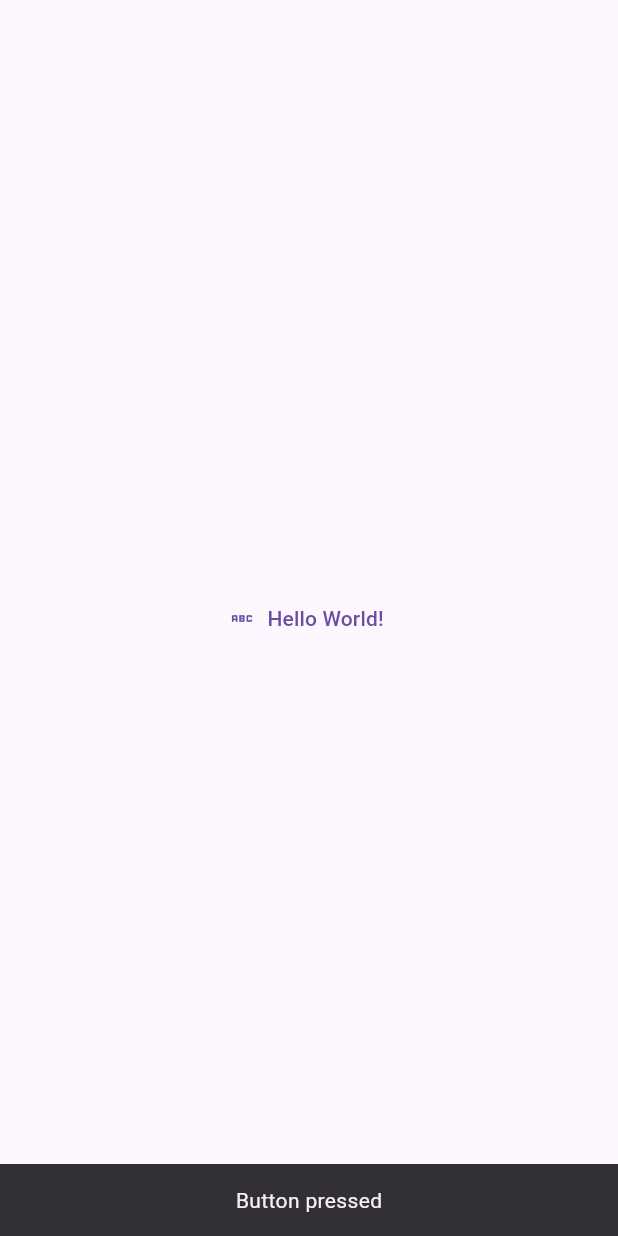
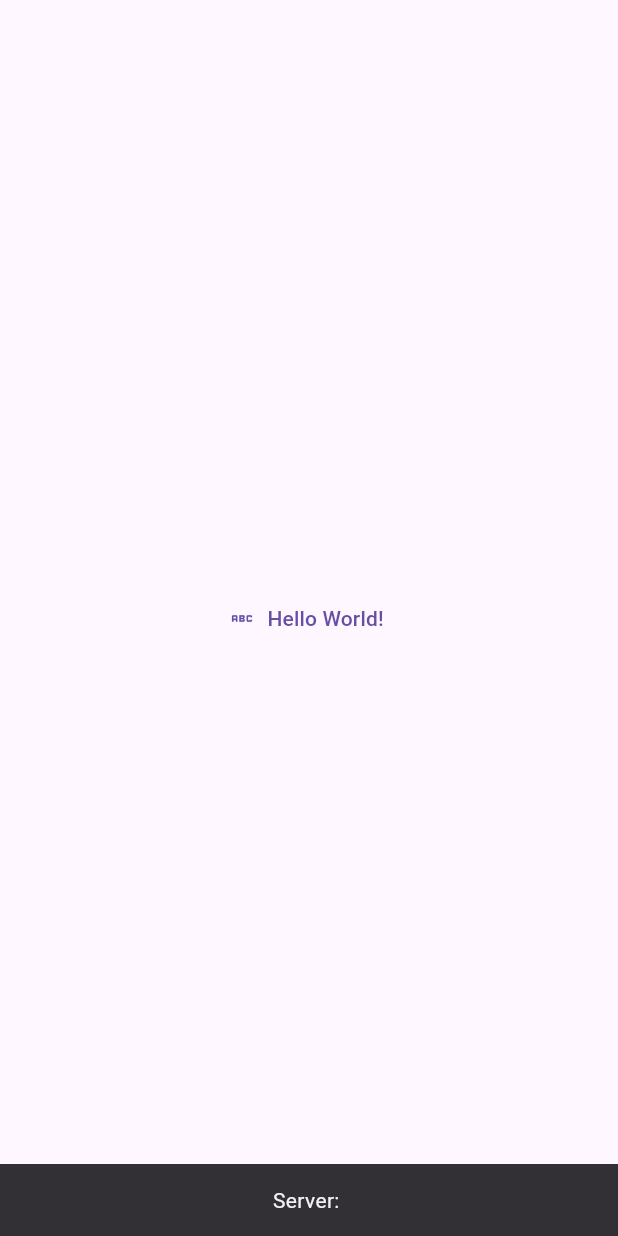
Before and after one commit to Skycoder42/wear_tasks, a Flutter app: the screen it shows after launch, after a tap on "Hello World!", on a phone screen of 412 x 824 dp. Run offline on Flutter 3.47's test engine with Material 3 defaults, Android fonts, the phone set to English and light mode, and no system bars; missing offline and left inert: etebase_flutter.

```diff
--- a/lib/main.dart
+++ b/lib/main.dart
@@ -1,3 +1,4 @@
+import 'package:etebase_flutter/etebase_flutter.dart';
 import 'package:flutter/material.dart';
 
 void main() {
@@ -15,14 +16,28 @@ class MainApp extends StatelessWidget {
               child: TextButton.icon(
                 icon: const Icon(Icons.abc),
                 label: const Text('Hello World!'),
-                onPressed: () => ScaffoldMessenger.of(context).showSnackBar(
-                  const SnackBar(
-                    content: Center(child: Text('Button pressed')),
-                  ),
-                ),
+                onPressed: () async => _etebaseInit(context),
               ),
             ),
           ),
         ),
       );
+
+  Future<void> _etebaseInit(BuildContext context) async {
+    final messenger = ScaffoldMessenger.of(context);
+
+    final client = await EtebaseClient.create(
+      'wear_tasks',
+      Uri.https('etebase.skycoder42.de'),
+    );
+    final serverOk = await client.checkEtebaseServer();
+
+    messenger.showSnackBar(
+      SnackBar(
+        content: Center(
+          child: Text('Server: $serverOk'),
+        ),
+      ),
+    );
+  }
 }
--- a/pubspec.yaml
+++ b/pubspec.yaml
@@ -8,6 +8,7 @@ environment:
   flutter: ">=3.16.0"
 
 dependencies:
+  etebase_flutter: ^1.1.0
   flutter:
     sdk: flutter
 
```
Also changed, not shown: pubspec.lock.
